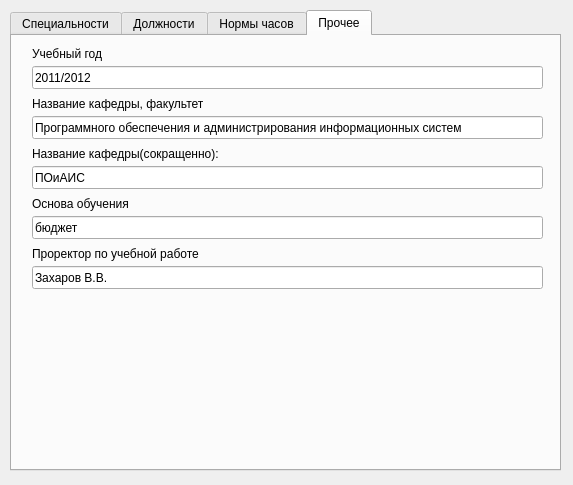
alexeypertcev/ksu-ivt-nagruzka, file settings.ui: the form before one commit.
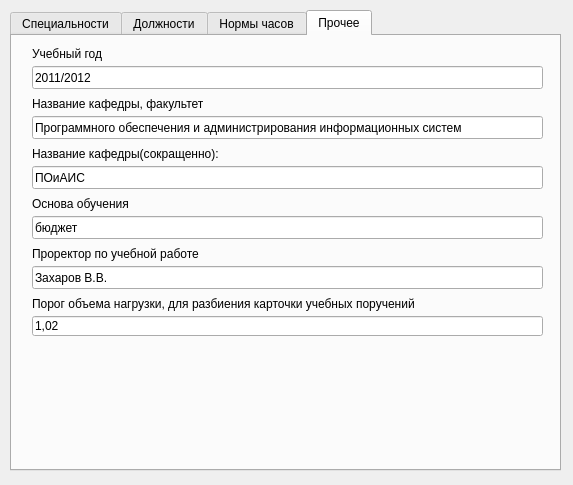
The form after the commit. The open tabs and pages were chosen to show the change.

Commit message: Готов алгоритм именования листов, параметр разбиения карточек занесен в БД

Diff of the .ui file:
```diff
--- a/settings.ui
+++ b/settings.ui
@@ -281,6 +281,32 @@
       <string>Название кафедры(сокращенно):</string>
      </property>
     </widget>
+    <widget class="QLabel" name="label_6">
+     <property name="geometry">
+      <rect>
+       <x>20</x>
+       <y>260</y>
+       <width>391</width>
+       <height>16</height>
+      </rect>
+     </property>
+     <property name="text">
+      <string>Порог объема нагрузки, для разбиения карточки учебных поручений</string>
+     </property>
+    </widget>
+    <widget class="QLineEdit" name="lineEdit_6">
+     <property name="geometry">
+      <rect>
+       <x>20</x>
+       <y>280</y>
+       <width>511</width>
+       <height>20</height>
+      </rect>
+     </property>
+     <property name="text">
+      <string>1,02</string>
+     </property>
+    </widget>
    </widget>
   </widget>
  </widget>
```
Left out of the diff: 2 changed lines with no effect on the pictures. The commit also changes 6 other files.
